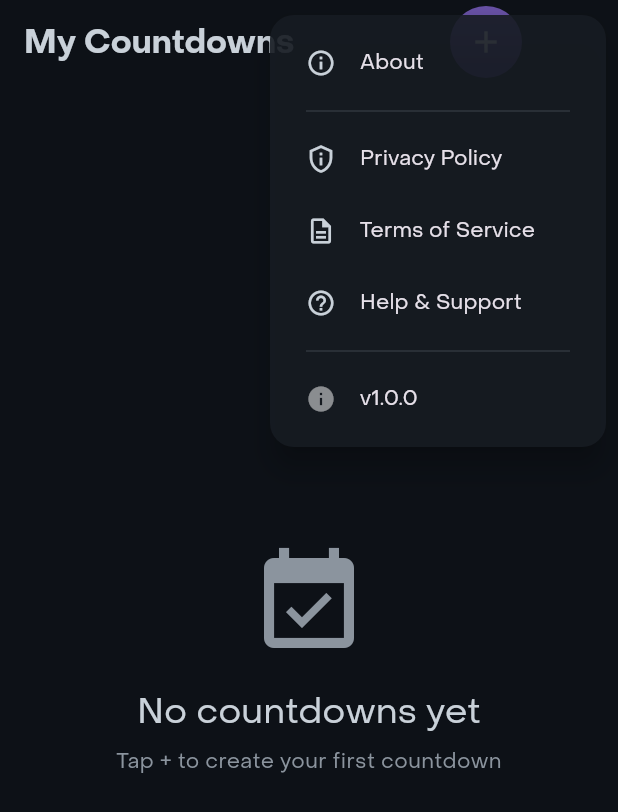
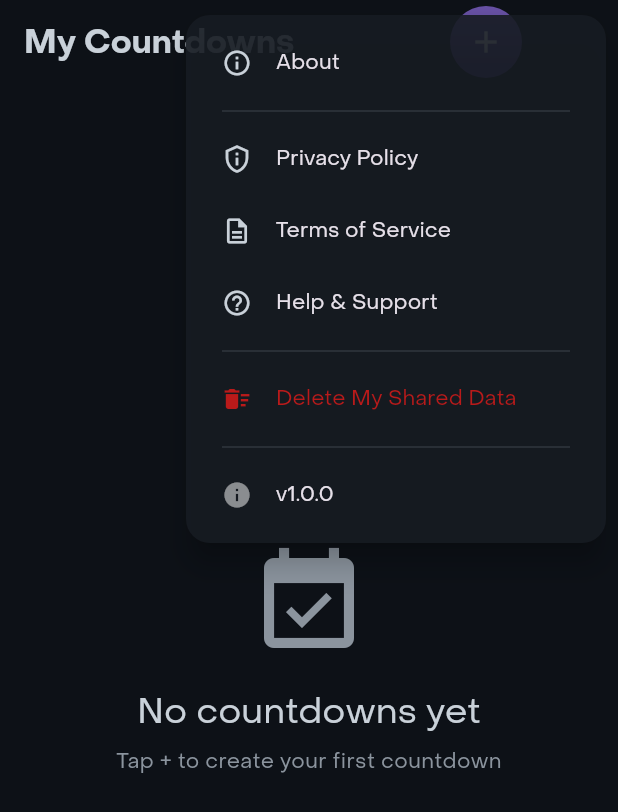
Before and after one commit to dashwhiz/countdown-app, a Flutter app: the screen it shows after launch, after a tap on the "keyboard control" icon, on a phone screen of 412 x 824 dp. Shown: the top 812 px of the screen. Run offline on Flutter 3.47's test engine with Material 3 defaults, Android fonts, the phone set to English and light mode, and no system bars; our stand-ins replace appwrite, flutter_spinkit, get, hive, hive_flutter, logger and 4 more; accounts and stored records are empty; network calls fail; project files that could hold a hidden picture were left out.

Commit message:
feat: add user data deletion with token-based ownership
BREAKING CHANGE: Appwrite schema and permissions update required

Appwrite Setup Required:
1. Add 'deletionToken' field to 'shared_events' collection:
   - Field name: deletionToken
   - Type: String (required)
   - Length: 36 characters (UUID v4 with dashes)

2. Enable DELETE permissions for Any (guest) users on:
   - shared_events collection
   - reactions collection

Changes:
- Add deletionToken field to CountdownEvent model (HiveField 11)
- Generate unique deletion token when creating shared countdowns
- Store token in both Appwrite and local device
- Add deleteSharedEvent() and deleteAllSharedEvents() methods
- Add 'Delete My Shared Data' menu option (red, with delete_sweep icon)
- Implement deletion flow with confirmation dialog
- Delete shared events and all associated reactions from Appwrite
- Clear shareSlug and deletionToken from local events after deletion
- Show user-friendly messages (Success, Nothing to Delete)
- Display deletion count in success message

User Benefits:
- Full control over shared data on servers
- No authentication required - ownership proven by secret token
- Privacy-focused: only creator can delete their shared countdowns
- Complies with data transparency and user rights principles

```diff
--- a/lib/app/app_strings.dart
+++ b/lib/app/app_strings.dart
@@ -184,6 +184,18 @@ class AppStrings {
   static const String privacyPolicy = 'Privacy Policy';
   static const String helpAndSupport = 'Help & Support';
   static const String about = 'About';
+  static const String deleteMySharedData = 'Delete My Shared Data';
+
+  // Delete Shared Data
+  static const String deleteSharedDataTitle = 'Delete All Shared Data?';
+  static const String deleteSharedDataMessage =
+      'This will permanently delete all your shared countdowns and reactions from our servers. Your local countdowns will remain on your device.\n\nThis action cannot be undone.';
+  static const String deleteSharedDataSuccess = 'Shared data deleted successfully';
+  static const String deleteSharedDataFailed = 'Failed to delete shared data';
+  static const String deleteSharedDataPartial =
+      'Some shared data could not be deleted';
+  static const String noSharedData = 'No shared data to delete';
+  static const String noSharedDataTitle = 'Nothing to Delete';
 
   // Settings (future)
   static const String settingsTitle = 'Settings';
--- a/lib/models/countdown_event.dart
+++ b/lib/models/countdown_event.dart
@@ -38,6 +38,9 @@ class CountdownEvent {
   @HiveField(10)
   final DateTime createdAt;
 
+  @HiveField(11)
+  final String? deletionToken;
+
   CountdownEvent({
     required this.id,
     required this.title,
@@ -50,6 +53,7 @@ class CountdownEvent {
     this.vanitySlug,
     this.themeId,
     DateTime? createdAt,
+    this.deletionToken,
   }) : createdAt = createdAt ?? DateTime.now();
 
   Duration get timeRemaining => targetDate.difference(DateTime.now());
@@ -68,6 +72,7 @@ class CountdownEvent {
     String? shareSlug,
     String? vanitySlug,
     String? themeId,
+    String? deletionToken,
   }) {
     return CountdownEvent(
       id: id,
@@ -80,6 +85,7 @@ class CountdownEvent {
       shareSlug: shareSlug ?? this.shareSlug,
       vanitySlug: vanitySlug ?? this.vanitySlug,
       themeId: themeId ?? this.themeId,
+      deletionToken: deletionToken ?? this.deletionToken,
       createdAt: createdAt,
     );
   }
@@ -95,6 +101,7 @@ class CountdownEvent {
         'shareSlug': shareSlug,
         'vanitySlug': vanitySlug,
         'themeId': themeId,
+        'deletionToken': deletionToken,
         'createdAt': createdAt.toIso8601String(),
       };
 
@@ -110,6 +117,7 @@ class CountdownEvent {
         shareSlug: json['shareSlug'] as String?,
         vanitySlug: json['vanitySlug'] as String?,
         themeId: json['themeId'] as String?,
+        deletionToken: json['deletionToken'] as String?,
         createdAt: DateTime.parse(json['createdAt'] as String),
       );
 }
--- a/lib/widgets/app_menu_button.dart
+++ b/lib/widgets/app_menu_button.dart
@@ -6,7 +6,9 @@ import '../app/app_constants.dart';
 import '../app/app_strings.dart';
 
 class AppMenuButton extends StatefulWidget {
-  const AppMenuButton({super.key});
+  final Future<void> Function()? onDeleteSharedData;
+
+  const AppMenuButton({super.key, this.onDeleteSharedData});
 
   @override
   State<AppMenuButton> createState() => _AppMenuButtonState();
@@ -112,6 +114,11 @@ class _AppMenuButtonState extends State<AppMenuButton>
           case 'support':
             await _launchUrl(AppStrings.supportUrl);
             break;
+          case 'delete_shared_data':
+            if (widget.onDeleteSharedData != null) {
+              await widget.onDeleteSharedData!();
+            }
+            break;
         }
       },
       itemBuilder: (context) => [
@@ -190,6 +197,32 @@ class _AppMenuButtonState extends State<AppMenuButton>
           child: Divider(height: 1, thickness: 1, color: AppColors.dividerDark),
         ),
         PopupMenuItem(
+          value: 'delete_shared_data',
+          padding: const EdgeInsets.symmetric(
+            horizontal: AppConstants.paddingLarge,
+            vertical: AppConstants.paddingSmall,
+          ),
+          child: Row(
+            children: [
+              const Icon(Icons.delete_sweep, size: 20, color: AppColors.error),
+              const SizedBox(width: AppConstants.paddingMedium),
+              const Text(
+                AppStrings.deleteMySharedData,
+                style: TextStyle(color: AppColors.error),
+              ),
+            ],
+          ),
+        ),
+        PopupMenuItem(
+          enabled: false,
+          height: 16,
+          padding: const EdgeInsets.symmetric(
+            horizontal: AppConstants.paddingLarge,
+            vertical: 0,
+          ),
+          child: Divider(height: 1, thickness: 1, color: AppColors.dividerDark),
+        ),
+        PopupMenuItem(
           enabled: false,
           padding: const EdgeInsets.symmetric(
             horizontal: AppConstants.paddingLarge,
```
Also changed, not shown: lib/repositories/sharing_repo.dart (+113 -7 lines), lib/screens/detail_screen.dart (+11 -6 lines), lib/screens/home_screen.dart (+83 -1 lines), lib/models/countdown_event.g.dart.
